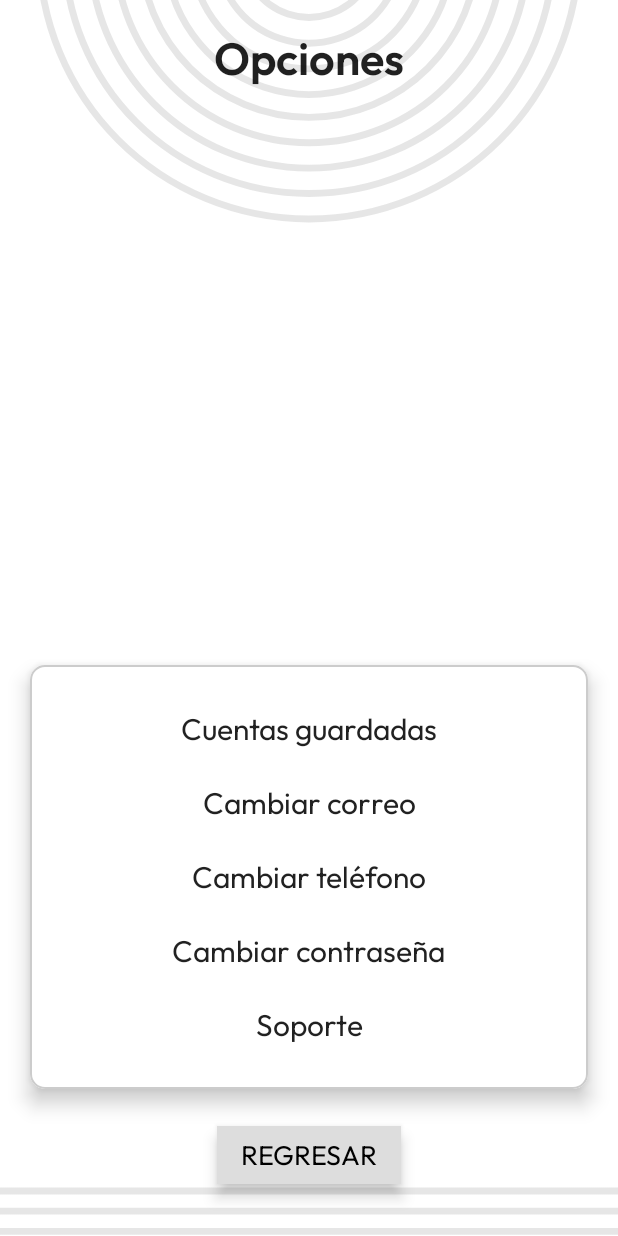
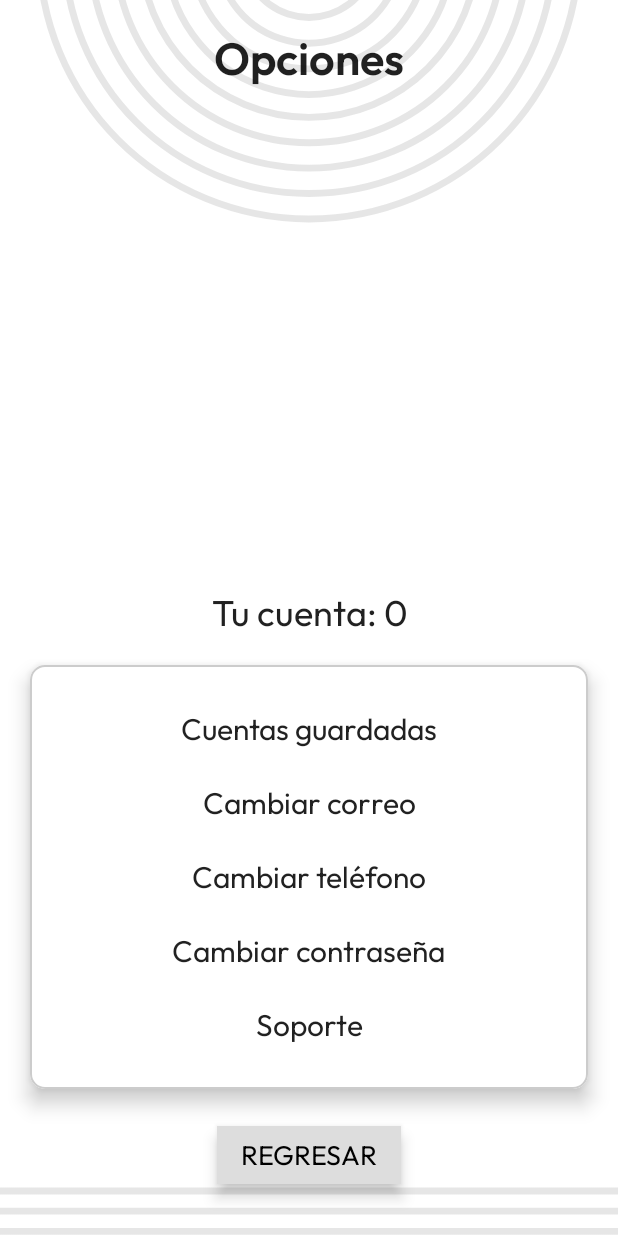
Before and after one commit to Santiago15JM/BankApp, an Android app built with Jetpack Compose: the composable Settings shown on its own in the app's theme, on a phone screen of 412 x 824 dp. Run offline under Robolectric (Android 15) with nearby library versions, the light colour scheme and no system bars; our stand-ins replace Room's generated code, accompanist; libraries missing offline, so code that uses them is left out: com.ramcosta.composedestinations; 3 statements that could not run were skipped.

Commit message:
added account id to settings screen

```diff
--- a/app/src/main/java/com/sjm/bankapp/screens/settings/Settings.kt
+++ b/app/src/main/java/com/sjm/bankapp/screens/settings/Settings.kt
@@ -12,6 +12,7 @@ import androidx.compose.ui.unit.dp
 import androidx.lifecycle.viewmodel.compose.viewModel
 import com.ramcosta.composedestinations.annotation.Destination
 import com.ramcosta.composedestinations.navigation.DestinationsNavigator
+import com.sjm.bankapp.logic.LocalStorage
 import com.sjm.bankapp.logic.Preferences
 import com.sjm.bankapp.screens.Base
 import com.sjm.bankapp.screens.Button
@@ -19,6 +20,7 @@ import com.sjm.bankapp.screens.GenericDialog
 import com.sjm.bankapp.screens.LoadingDialog
 import com.sjm.bankapp.screens.MenuOption
 import com.sjm.bankapp.screens.OptionsCard
+import com.sjm.bankapp.screens.Subtitle
 import com.sjm.bankapp.screens.Title
 import com.sjm.bankapp.screens.destinations.LoginDestination
 import com.sjm.bankapp.screens.destinations.ManageSavedAccountsDestination
@@ -38,6 +40,8 @@ fun Settings(navigator: DestinationsNavigator, vm: SettingsViewModel = viewModel
         Title(text = "Opciones")
 
         Spacer(Modifier.weight(1f))
+
+        Subtitle(text = "Tu cuenta: ${LocalStorage.userId}")
 
         OptionsCard {
             MenuOption(text = "Cuentas guardadas",
```
